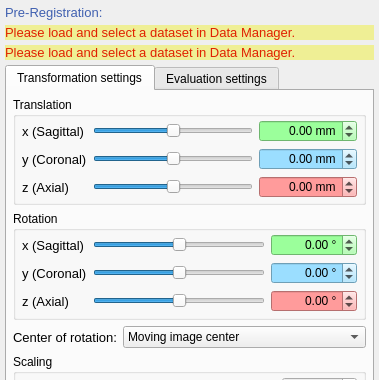
The window that Plugins/inova.registration.views.manualregistration/src/internal/ManualRegistration.ui (simedcn/mitkapps) describes before a commit, drawn with Qt 5; both pictures show x 0 to 379 and y 0 to 380 of the 379 by 983 pixel window.
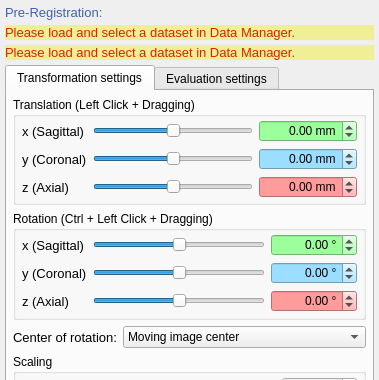
The same window after the commit. Custom widgets are drawn as their Qt base class.

```diff
--- a/Plugins/inova.registration.views.manualregistration/src/internal/ManualRegistration.ui
+++ b/Plugins/inova.registration.views.manualregistration/src/internal/ManualRegistration.ui
@@ -125,7 +125,7 @@
        <item>
         <widget class="QGroupBox" name="groupBox">
          <property name="title">
-          <string>Translation</string>
+          <string>Translation (Left Click + Dragging)</string>
          </property>
          <layout class="QGridLayout" name="gridLayout_2">
           <property name="leftMargin">
@@ -326,7 +326,7 @@
        <item>
         <widget class="QGroupBox" name="groupBox_2">
          <property name="title">
-          <string>Rotation</string>
+          <string>Rotation (Ctrl + Left Click + Dragging)</string>
          </property>
          <layout class="QGridLayout" name="gridLayout_3">
           <property name="leftMargin">
```
Left out of the diff: 2 changed lines with no effect on the pictures.
